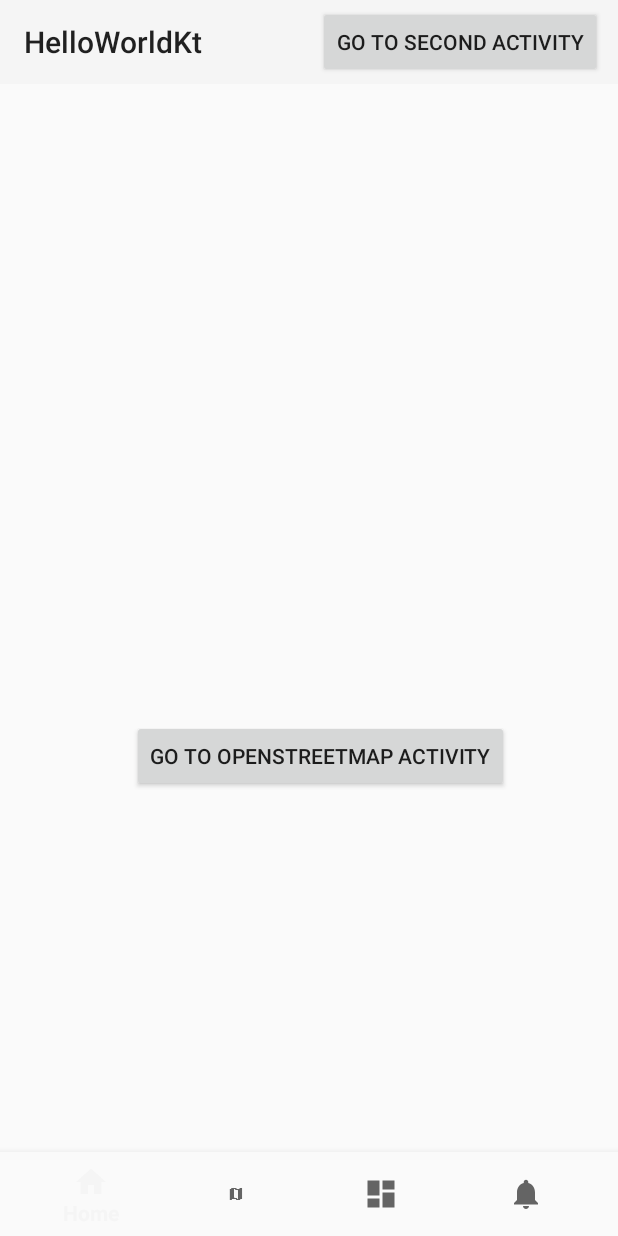
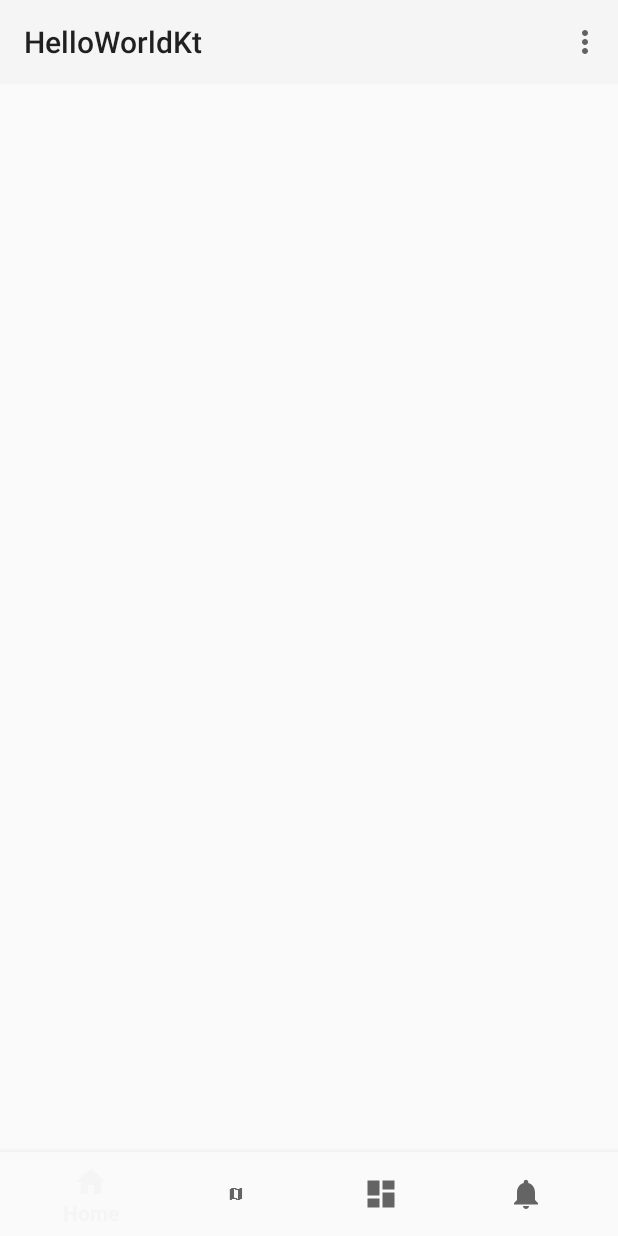
Before and after one commit to GabrielAmisUPM/MAD, an Android app: the screen it shows after launch (MainActivity), on a phone screen of 412 x 824 dp. Run offline under Robolectric (Android 15) with nearby library versions, the phone set to English and light mode, and no system bars; our stand-ins replace Firebase (no records; nobody signed in at launch, a user with empty details on screens opened directly); libraries missing offline, so code that uses them is left out: com.firebase.ui, es.upm; 2 statements that could not run were skipped.

Commit message:
Honestly, this was not fun and I have no motivation to finish this "thing"

```diff
--- a/HelloWorldKt/app/build.gradle.kts
+++ b/HelloWorldKt/app/build.gradle.kts
@@ -12,7 +12,7 @@ android {
 
     defaultConfig {
         applicationId = "es.upm.MAD_GA_MF.helloworldKt"
-        minSdk = 24
+        minSdk = 28
         targetSdk = 34
         versionCode = 1
         versionName = "1.0"
@@ -60,7 +60,7 @@ dependencies {
     // Import the Firebase BoM
     implementation(platform("com.google.firebase:firebase-bom:32.8.0"))
     implementation("com.google.firebase:firebase-auth")
-    implementation("com.firebaseui:firebase-ui-auth:8.0.1")
+    implementation("com.firebaseui:firebase-ui-auth:8.0.2")
 
     implementation ("com.google.firebase:firebase-database-ktx")
 
--- a/HelloWorldKt/app/src/main/java/es/upm/MAD_GA_MF/helloworldKt/MainActivity.kt
+++ b/HelloWorldKt/app/src/main/java/es/upm/MAD_GA_MF/helloworldKt/MainActivity.kt
@@ -1,6 +1,5 @@
 package es.upm.MAD_GA_MF.helloworldKt
 
-import java.io.File
 import android.Manifest
 import android.app.Activity
 import android.content.Context
@@ -20,14 +19,11 @@ import android.view.Menu
 import androidx.appcompat.app.AppCompatActivity
 import androidx.appcompat.app.AlertDialog
 import com.google.android.material.bottomnavigation.BottomNavigationView
-import com.google.firebase.Firebase
 import com.google.firebase.auth.FirebaseAuth
-import com.google.firebase.auth.auth
 import com.firebase.ui.auth.AuthUI
 import com.firebase.ui.auth.IdpResponse
 import androidx.appcompat.widget.Toolbar
-import com.android.car.ui.toolbar.MenuItem
-
+import java.io.File
 
 class MainActivity : AppCompatActivity(), LocationListener {
     private val TAG = "btaMainActivity"
@@ -46,16 +42,17 @@ class MainActivity : AppCompatActivity(), LocationListener {
         // Check if user is signed in (non-null) and update UI accordingly.
         val currentUser = auth.currentUser
         if (currentUser != null) {
-            recreate()
+            updateUIWithUsername()
+        } else {
+            launchSignInFlow()
         }
     }
+
     override fun onCreate(savedInstanceState: Bundle?) {
         super.onCreate(savedInstanceState)
         setContentView(R.layout.activity_main)
         // Initialize Firebase Auth
-        auth = Firebase.auth
-
-
+        auth = FirebaseAuth.getInstance()
 
         // Check if the user identifier is already saved
         val userIdentifier = getUserIdentifier()
@@ -68,8 +65,7 @@ class MainActivity : AppCompatActivity(), LocationListener {
         }
 
         Log.d(TAG, "onCreate: The activity is being created.")
-        println("Hello world to test System.out standar aoutput!")
-
+        println("Hello world to test System.out standard output!")
 
         locationManager = getSystemService(LOCATION_SERVICE) as LocationManager
 
@@ -93,7 +89,7 @@ class MainActivity : AppCompatActivity(), LocationListener {
             locationManager.requestLocationUpdates(LocationManager.GPS_PROVIDER, 5000, 5f, this)
         }
 
-        // ButtomNavigationMenu
+        // BottomNavigationMenu
         val navView: BottomNavigationView = findViewById(R.id.nav_view)
         navView.setOnNavigationItemSelectedListener { item ->
             when (item.itemId) {
@@ -109,7 +105,7 @@ class MainActivity : AppCompatActivity(), LocationListener {
                         bundle.putParcelable("location", latestLocation)
                         intent.putExtra("locationBundle", bundle)
                         startActivity(intent)
-                    }else{
+                    } else {
                         Log.e(TAG, "Location not set yet.")
                     }
                     true
@@ -126,14 +122,13 @@ class MainActivity : AppCompatActivity(), LocationListener {
         // Configure Toolbar
         val toolbar: Toolbar = findViewById(R.id.toolbar)
         setSupportActionBar(toolbar)
-
-        launchSignInFlow()
     }
 
     override fun onCreateOptionsMenu(menu: Menu?): Boolean {
         menuInflater.inflate(R.menu.toolbar_menu, menu)
         return true
     }
+
     override fun onOptionsItemSelected(item: android.view.MenuItem): Boolean {
         return when (item.itemId) {
             R.id.action_settings -> {
@@ -155,16 +150,18 @@ class MainActivity : AppCompatActivity(), LocationListener {
             if (resultCode == Activity.RESULT_OK) {
                 // user login succeeded
                 val user = FirebaseAuth.getInstance().currentUser
-                Toast.makeText(this, R.string.signed_in, Toast.LENGTH_SHORT).show();
-                Log.i(TAG, "onActivityResult " + getString(R.string.signed_in));
+                Toast.makeText(this, R.string.signed_in, Toast.LENGTH_SHORT).show()
+                Log.i(TAG, "onActivityResult " + getString(R.string.signed_in))
+                updateUIWithUsername()
             } else {
                 // user login failed
                 Log.e(TAG, "Error starting auth session: ${response?.error?.errorCode}")
-                Toast.makeText(this, R.string.signed_cancelled, Toast.LENGTH_SHORT).show();
+                Toast.makeText(this, R.string.signed_cancelled, Toast.LENGTH_SHORT).show()
                 finish()
             }
         }
     }
+
     private fun launchSignInFlow() {
         val providers = arrayListOf(
             AuthUI.IdpConfig.EmailBuilder().build(),
@@ -178,6 +175,7 @@ class MainActivity : AppCompatActivity(), LocationListener {
             RC_SIGN_IN
         )
     }
+
     private fun logout() {
         AuthUI.getInstance()
             .signOut(this)
@@ -190,6 +188,7 @@ class MainActivity : AppCompatActivity(), LocationListener {
                 finish()
             }
     }
+
     private fun updateUIWithUsername() {
         val user = FirebaseAuth.getInstance().currentUser
         val userNameTextView: TextView = findViewById(R.id.userNameTextView)
@@ -198,6 +197,7 @@ class MainActivity : AppCompatActivity(), LocationListener {
             userNameTextView.text = "\uD83E\uDD35\u200D♂\uFE0F " + name
         }
     }
+
     override fun onResume() {
         super.onResume()
         updateUIWithUsername()
@@ -214,13 +214,13 @@ class MainActivity : AppCompatActivity(), LocationListener {
         }
     }
 
-
     private fun saveCoordinatesToFile(latitude: Double, longitude: Double) {
         val fileName = "gps_coordinates.csv"
         val file = File(filesDir, fileName)
         val timestamp = System.currentTimeMillis()
         file.appendText("$timestamp;$latitude;$longitude\n")
     }
+
     override fun onLocationChanged(location: Location) {
         latestLocation = location
         val textView: TextView = findViewById(R.id.mainTextView)
@@ -247,20 +247,28 @@ class MainActivity : AppCompatActivity(), LocationListener {
             .setNegativeButton("Cancel", null)
             .show()
     }
-    private fun saveUserIdentifier(userIdentifier: String) {
-        val sharedPreferences = this.getSharedPreferences("AppPreferences", MODE_PRIVATE)
-        sharedPreferences.edit().apply {
-            putString("userIdentifier", userIdentifier)
-            apply()
+
+    private fun saveUserIdentifier(identifier: String) {
+        val sharedPreferences = getSharedPreferences("UserPrefs", Context.MODE_PRIVATE)
+        val editor = sharedPreferences.edit()
+        editor.putString("userIdentifier", identifier)
+        editor.apply()
     }
-    }
+
     private fun getUserIdentifier(): String? {
-        val sharedPreferences = this.getSharedPreferences("AppPreferences", MODE_PRIVATE)
+        val sharedPreferences = getSharedPreferences("UserPrefs", Context.MODE_PRIVATE)
         return sharedPreferences.getString("userIdentifier", null)
     }
 
+    override fun onProviderDisabled(provider: String) {
+        Toast.makeText(this, "Provider disabled: $provider", Toast.LENGTH_SHORT).show()
+    }
 
-    override fun onStatusChanged(provider: String?, status: Int, extras: Bundle?) {}
-    override fun onProviderEnabled(provider: String) {}
-    override fun onProviderDisabled(provider: String) {}
+    override fun onProviderEnabled(provider: String) {
+        Toast.makeText(this, "Provider enabled: $provider", Toast.LENGTH_SHORT).show()
     }
+
+    override fun onStatusChanged(provider: String?, status: Int, extras: Bundle?) {
+        // Deprecated, no-op
+    }
+}
--- a/HelloWorldKt/app/src/main/res/layout/activity_main.xml
+++ b/HelloWorldKt/app/src/main/res/layout/activity_main.xml
@@ -47,21 +47,6 @@
         android:textSize="18sp"
         app:layout_constraintEnd_toEndOf="parent"
         app:layout_constraintTop_toBottomOf="@+id/nav_view"/>
-    <Button
-            android:id="@+id/osmButton"
-            android:layout_width="wrap_content"
-            android:layout_height="wrap_content"
-            android:text="Go to OpenStreetMap activity"
-            app:layout_constraintLeft_toLeftOf="parent"
-            app:layout_constraintTop_toTopOf="parent" android:layout_marginLeft="88dp"
-            android:layout_marginTop="480dp"/>
-    <Button
-            android:id="@+id/mainButton"
-            android:layout_width="wrap_content"
-            android:layout_height="wrap_content"
-            android:text="Go to second activity"
-            app:layout_constraintLeft_toLeftOf="parent"
-            app:layout_constraintTop_toTopOf="parent" android:layout_marginLeft="212dp" android:layout_marginTop="4dp"/>
 
 
 </androidx.constraintlayout.widget.ConstraintLayout>
--- a/HelloWorldKt/app/src/main/res/mipmap-anydpi-v26/ic_launcher.xml
+++ /dev/null
@@ -1,6 +0,0 @@
-<?xml version="1.0" encoding="utf-8"?>
-<adaptive-icon xmlns:android="http://schemas.android.com/apk/res/android">
-    <background android:drawable="@drawable/ic_launcher_background"/>
-    <foreground android:drawable="@drawable/ic_launcher_foreground"/>
-    <monochrome android:drawable="@drawable/ic_launcher_foreground"/>
-</adaptive-icon>
```
Also changed, not shown: HelloWorldKt/app/src/main/java/es/upm/MAD_GA_MF/helloworldKt/SecondActivity.kt (+7 -17 lines), HelloWorldKt/app/src/main/res/layout/activity_second.xml (+8 -34 lines), HelloWorldKt/app/src/main/res/layout/activity_third.xml (+10 -2 lines), HelloWorldKt/app/src/main/res/mipmap-hdpi/ic_launcher_round.webp (deleted), HelloWorldKt/app/src/main/res/mipmap-hdpi/map_monochrome.png (added), HelloWorldKt/app/src/main/res/mipmap-mdpi/ic_launcher_round.webp (deleted), HelloWorldKt/app/src/main/res/mipmap-mdpi/map_monochrome.png (added), HelloWorldKt/app/src/main/res/mipmap-xhdpi/ic_launcher_round.webp (deleted), HelloWorldKt/app/src/main/res/mipmap-xhdpi/map_monochrome.png (added), HelloWorldKt/app/src/main/res/mipmap-xxhdpi/ic_launcher_round.webp (deleted), HelloWorldKt/app/src/main/res/mipmap-xxhdpi/map_monochrome.png (added), HelloWorldKt/app/src/main/res/mipmap-xxxhdpi/ic_launcher_round.webp (deleted), HelloWorldKt/app/src/main/res/mipmap-xxxhdpi/map_monochrome.png (added), 2 other files. Lines whose indentation alone changed are shown as unchanged.
